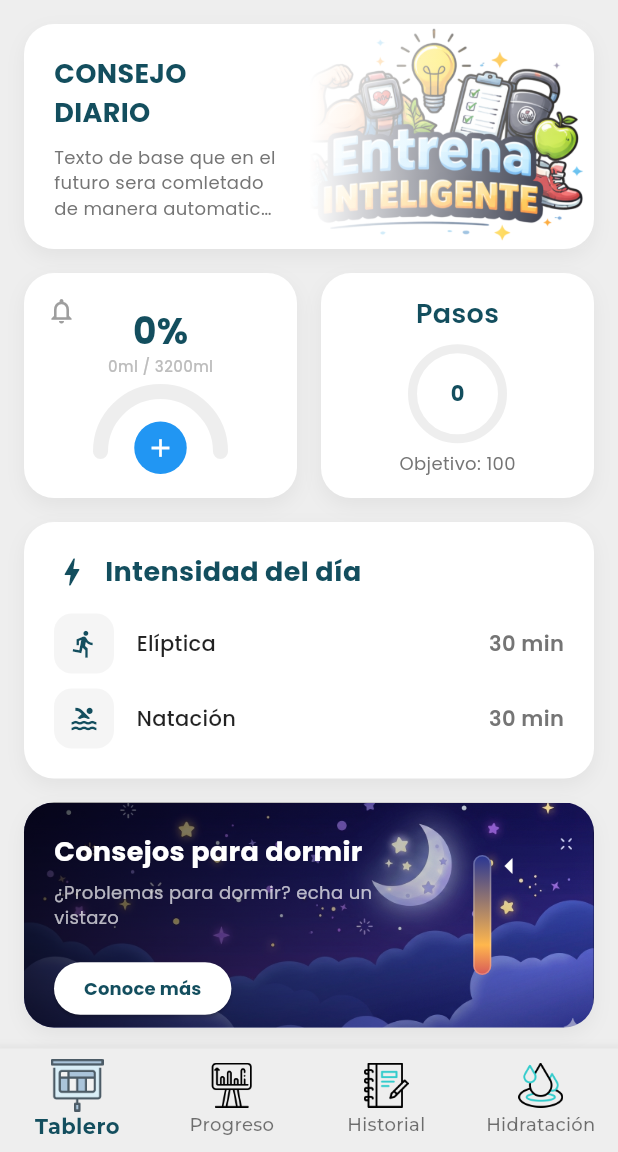
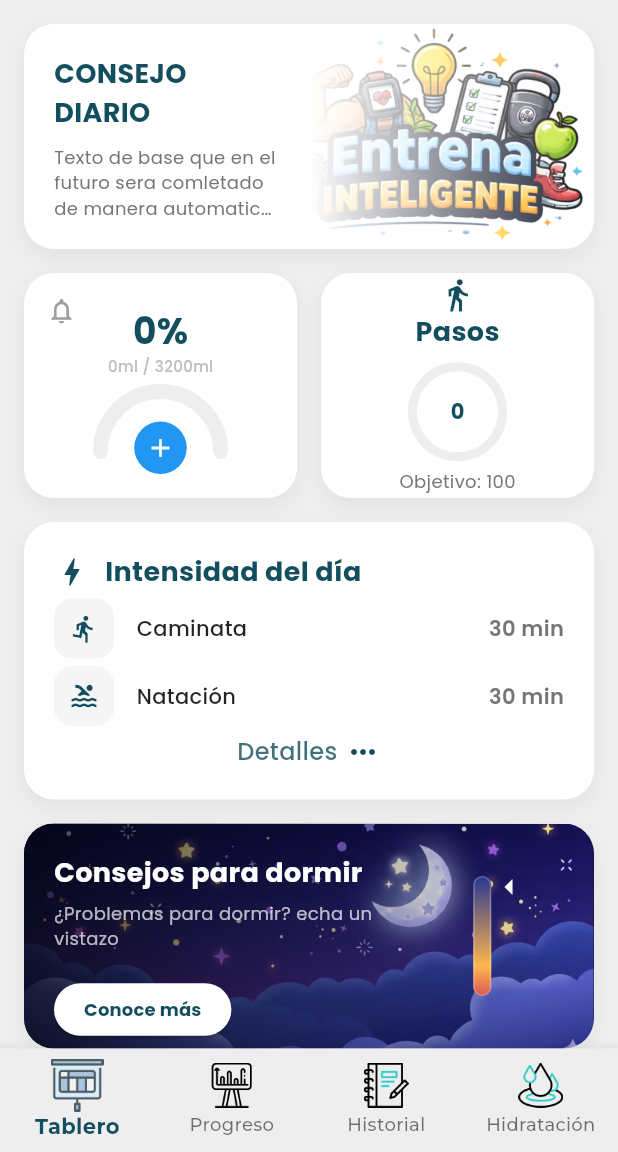
Before and after one commit to yeferson0brito/EDIA, a Flutter app: the screen it shows after launch, on a phone screen of 412 x 824 dp, the part 84-1236 px from its top. Run offline on Flutter 3.47's test engine with Material 3 defaults, Android fonts, the phone set to English and light mode, and no system bars; our stand-ins replace confetti, google_fonts, jwt_decoder, pedometer, permission_handler, shared_preferences; key blocks and very long unbroken strings in the code were emptied for the run.

Commit message:
Tarjeta 'Intensidad del día' Actualizada

```diff
--- a/EntrenamientoDeportivoIA/lib/screens/home_screen.dart
+++ b/EntrenamientoDeportivoIA/lib/screens/home_screen.dart
@@ -345,11 +345,13 @@ class _HomeScreenState extends State<HomeScreen> {
       child: Column(
         mainAxisAlignment: MainAxisAlignment.center,
         children: [
+          const Icon(Icons.directions_walk, color: Color(0xFF134E5E)),
+          const SizedBox(width: 10),
           Text(
             'Pasos',
             style: GoogleFonts.poppins(
               fontSize: 18,
-              fontWeight: FontWeight.w600,
+              fontWeight: FontWeight.w700,
               color: const Color(0xFF134E5E),
             ),
           ),
@@ -737,11 +739,30 @@ class _HomeScreenState extends State<HomeScreen> {
               ),
             ],
           ),
-          const SizedBox(height: 15),
+          const SizedBox(height: 5),
           // Lista de ejercicios de ejemplo (Modelo Base)
-          _buildExerciseItem(Icons.directions_run, 'Elíptica', '30 min'),
-          const SizedBox(height: 10),
+          _buildExerciseItem(Icons.directions_run, 'Caminata', '30 min'),
+          const SizedBox(height: 5),
           _buildExerciseItem(Icons.pool, 'Natación', '30 min'),
+          const SizedBox(height: 5),
+          Row(
+            mainAxisAlignment: MainAxisAlignment.center,
+            children: [
+              Text(
+                'Detalles',
+                style: GoogleFonts.poppins(
+                  fontSize: 16,
+                  color: const Color(0xFF134E5E).withOpacity(0.8),
+                  fontWeight: FontWeight.w500,
+                ),
+              ),
+              const SizedBox(width: 5),
+              const Icon(
+                Icons.more_horiz,
+                color: Color(0xFF134E5E),
+              ),
+            ],
+          ),
         ],
       ),
     ),
```
